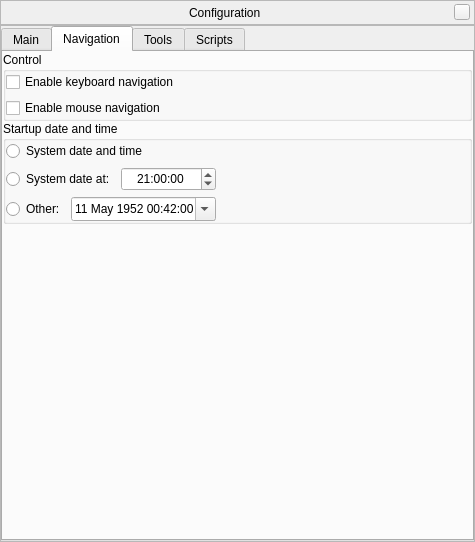
519984307/stellarium_src, file src/gui/configurationDialog.ui: the form before one commit.
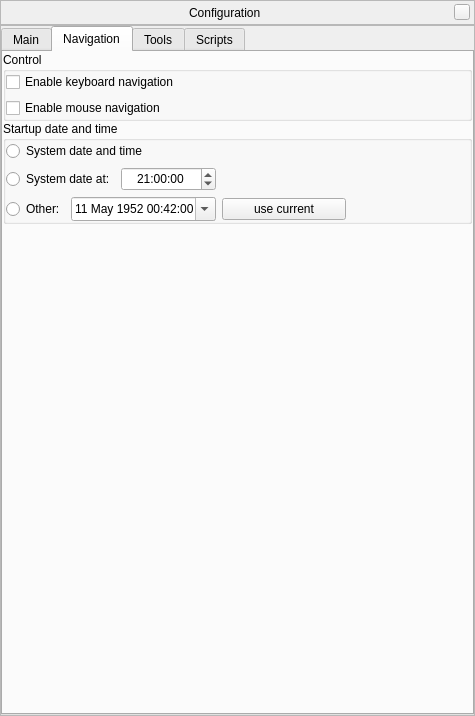
The form after the commit. The open tabs and pages were chosen to show the change. Icons and pictures are not drawn. Custom widgets are drawn as their Qt base class.

What changed in the file:
```diff
--- a/src/gui/configurationDialog.ui
+++ b/src/gui/configurationDialog.ui
@@ -6,7 +6,7 @@
     <x>0</x>
     <y>0</y>
     <width>475</width>
-    <height>542</height>
+    <height>716</height>
    </rect>
   </property>
   <property name="windowTitle" >
@@ -629,6 +629,26 @@
                </property>
               </spacer>
              </item>
+             <item row="2" column="1" >
+              <widget class="QPushButton" name="fixedDateTimeCurrentButton" >
+               <property name="text" >
+                <string>use current</string>
+               </property>
+              </widget>
+             </item>
+             <item row="2" column="2" >
+              <spacer name="horizontalSpacer_3" >
+               <property name="orientation" >
+                <enum>Qt::Horizontal</enum>
+               </property>
+               <property name="sizeHint" stdset="0" >
+                <size>
+                 <width>40</width>
+                 <height>20</height>
+                </size>
+               </property>
+              </spacer>
+             </item>
             </layout>
            </widget>
           </item>
```
